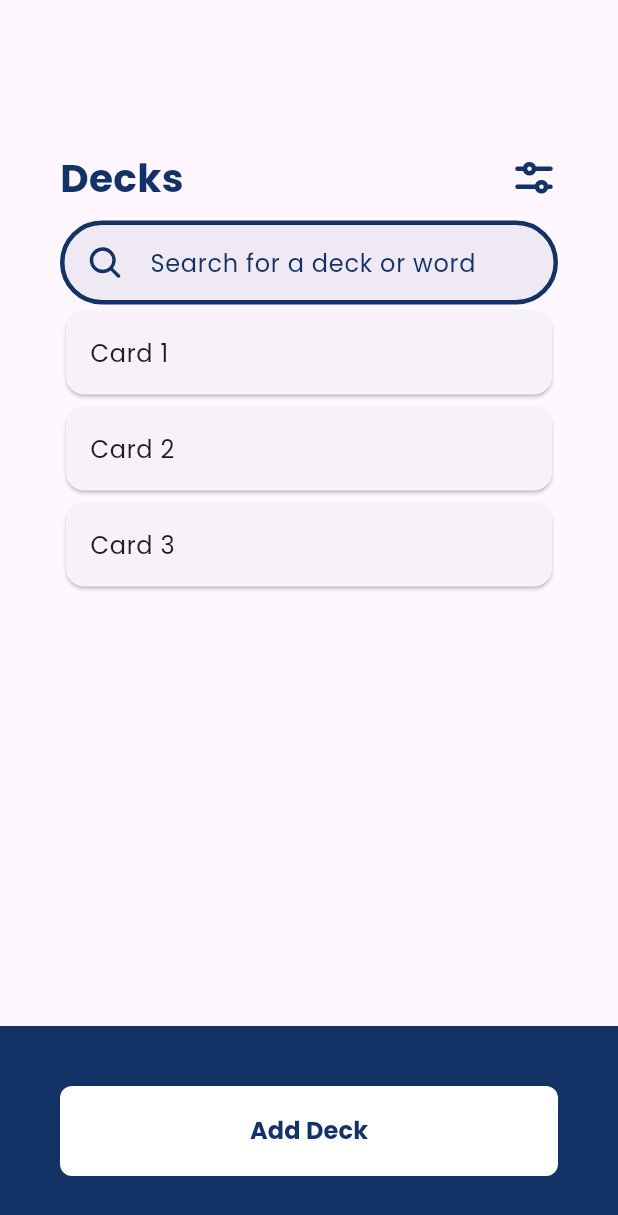
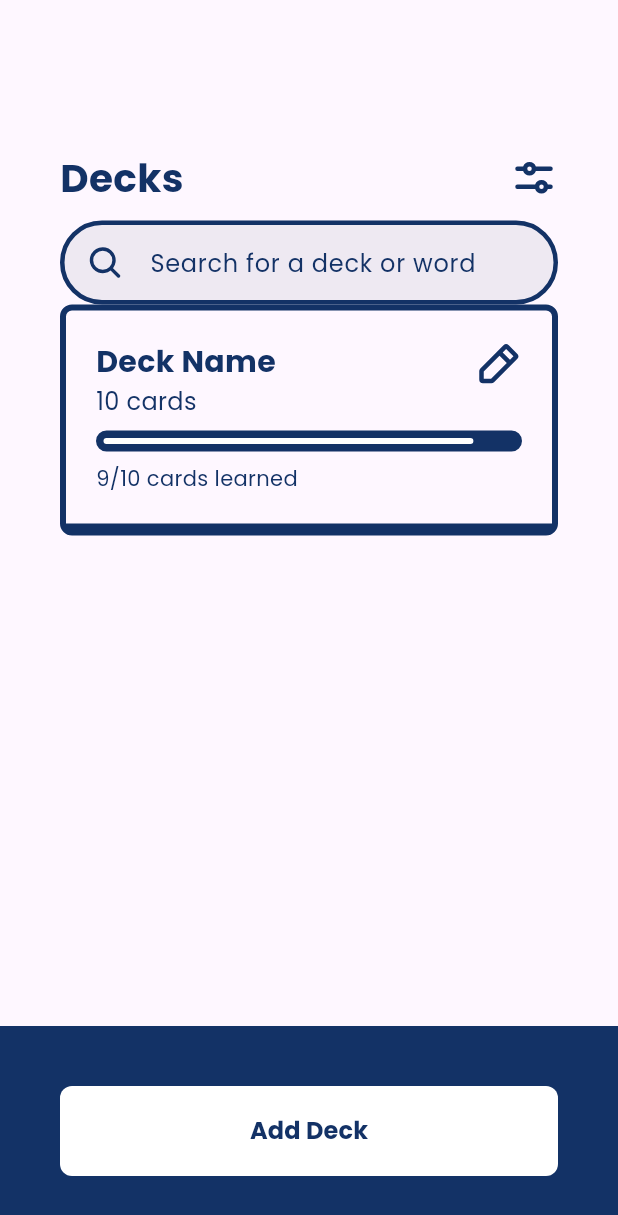
Before and after one commit to juul-vandevelde-howest/smartAppDev-eindopdracht, a Flutter app: the Decks screen opened directly, on a phone screen of 412 x 824 dp. Shown: the top 1215 px of the screen. Run offline on Flutter 3.47's test engine with Material 3 defaults, Android fonts, the light colour scheme and no system bars; our stand-ins replace firebase_auth, firebase_core, phosphor_flutter; accounts and stored records are empty.

Commit message:
feat: added deck card design

```diff
--- a/lib/routes/flip/decks.dart
+++ b/lib/routes/flip/decks.dart
@@ -1,6 +1,8 @@
 import 'package:flip/routes/flip/add.dart';
 import 'package:flip/routes/flip/settings.dart';
 import 'package:flutter/material.dart';
+import 'package:flutter/rendering.dart';
+import 'package:flutter/widgets.dart';
 import 'package:phosphor_flutter/phosphor_flutter.dart';
 
 class Decks extends StatelessWidget {
@@ -73,20 +75,93 @@ class Decks extends StatelessWidget {
             child: Padding(
               padding: const EdgeInsets.symmetric(horizontal: 40),
               child: ListView(
-                children: const [
-                  Card(
-                    child: ListTile(
-                      title: Text('Card 1'),
+                children: [
+                  Container(
+                    margin: const EdgeInsets.only(bottom: 20),
+                    decoration: BoxDecoration(
+                      border: const Border(
+                        top: BorderSide(
+                          color: Color(0xFF133266),
+                          width: 4.0,
+                        ),
+                        bottom: BorderSide(
+                          color: Color(0xFF133266),
+                          width: 8.0,
+                        ),
+                        left: BorderSide(
+                          color: Color(0xFF133266),
+                          width: 4.0,
+                        ),
+                        right: BorderSide(
+                          color: Color(0xFF133266),
+                          width: 4.0,
+                        ),
+                      ),
+                      borderRadius: BorderRadius.circular(8),
                     ),
-                  ),
-                  Card(
-                    child: ListTile(
-                      title: Text('Card 2'),
-                    ),
-                  ),
-                  Card(
-                    child: ListTile(
-                      title: Text('Card 3'),
+                    child: Padding(
+                      padding: const EdgeInsets.all(20.0),
+                      child: Column(
+                        children: [
+                          const Row(
+                            crossAxisAlignment: CrossAxisAlignment.start,
+                            mainAxisAlignment: MainAxisAlignment.spaceBetween,
+                            children: [
+                              Column(
+                                crossAxisAlignment: CrossAxisAlignment.start,
+                                children: [
+                                  Text(
+                                    'Deck Name',
+                                    style: TextStyle(
+                                      fontSize: 20,
+                                      fontWeight: FontWeight.bold,
+                                    ),
+                                  ),
+                                  Text(
+                                    '10 cards',
+                                    style: TextStyle(
+                                      fontSize: 16,
+                                    ),
+                                  ),
+                                ],
+                              ),
+                              PhosphorIcon(
+                                PhosphorIconsBold.pencilSimple,
+                                size: 32.0,
+                                color: Color(0xFF133266),
+                              ),
+                            ],
+                          ),
+                          const SizedBox(height: 8),
+                          Column(
+                            crossAxisAlignment: CrossAxisAlignment.start,
+                            children: [
+                              SizedBox(
+                                width: double.infinity,
+                                child: Container(
+                                  decoration: BoxDecoration(
+                                    color: const Color(0xFF133266),
+                                    borderRadius: BorderRadius.circular(8),
+                                    border: Border.all(
+                                      color: const Color(0xFF133266),
+                                      width: 5,
+                                    ),
+                                  ),
+                                  child: LinearProgressIndicator(
+                                    value: 0.9,
+                                    minHeight: 4,
+                                    color: Colors.white,
+                                    backgroundColor: const Color(0xFF133266),
+                                    borderRadius: BorderRadius.circular(8),
+                                  ),
+                                ),
+                              ),
+                              const SizedBox(height: 8),
+                              const Text("9/10 cards learned"),
+                            ],
+                          ),
+                        ],
+                      ),
                     ),
                   ),
                 ],
```
